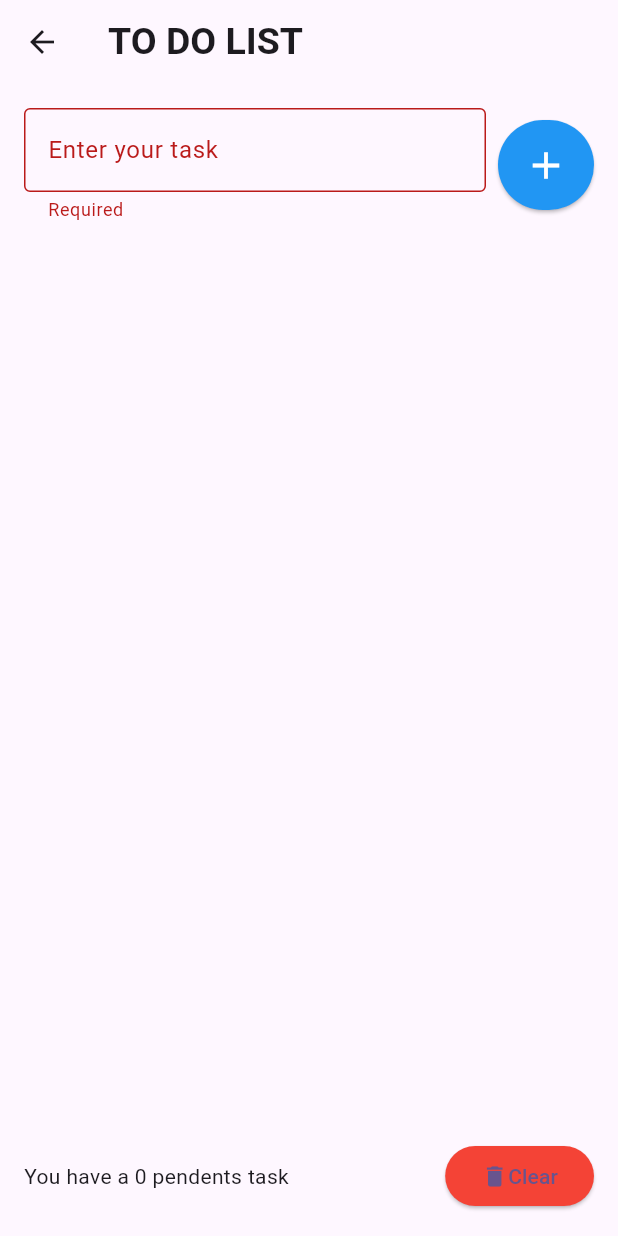
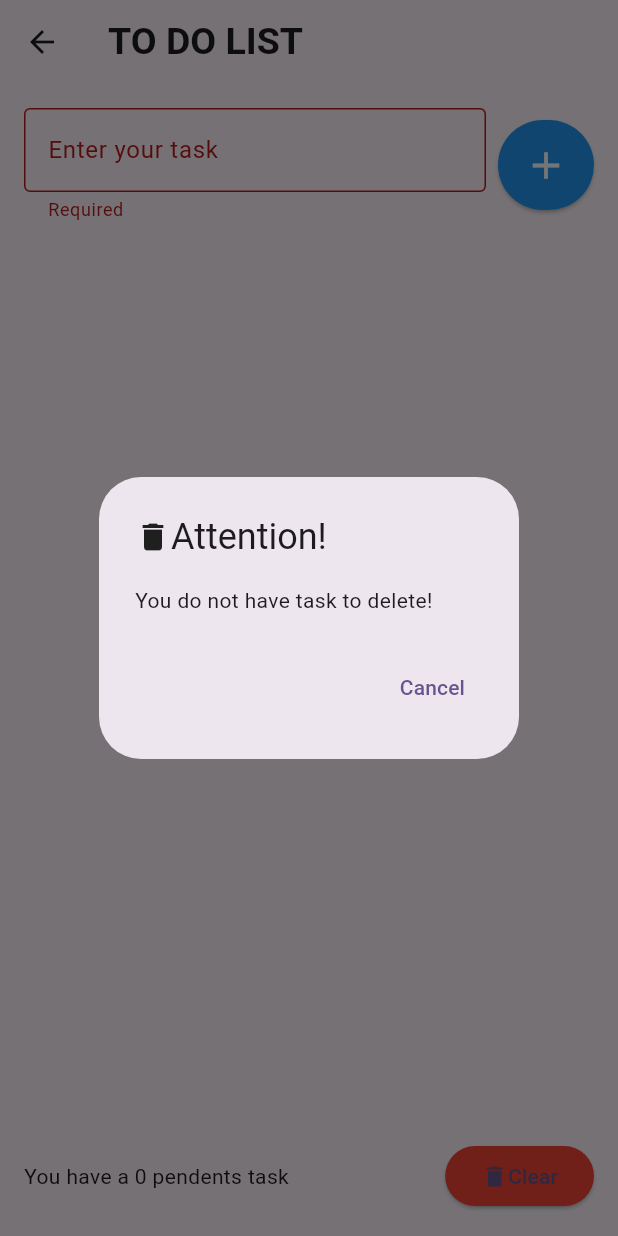
Before and after one commit to flima21/TodoList_Flutter, a Flutter app: the ToDoListPage screen opened directly, after a tap on the "add" icon, after a tap on "Clear", on a phone screen of 412 x 824 dp. Run offline on Flutter 3.47's test engine with Material 3 defaults, Android fonts, the phone set to English and light mode, and no system bars; our stand-ins replace flutter_slidable; statements that could not run were skipped.

Commit message:
add: include the sharedpreferences

```diff
--- a/lib/pages/to_do_list_page.dart
+++ b/lib/pages/to_do_list_page.dart
@@ -1,5 +1,6 @@
 import 'package:flutter/material.dart';
 import 'package:to_do_list/models/Task.dart';
+import 'package:to_do_list/repository/task_repository.dart';
 import 'package:to_do_list/widgets/to_do_list_item.dart';
 
 class ToDoListPage extends StatefulWidget {
@@ -17,6 +18,18 @@ class _ToDoListPageState extends State<ToDoListPage> {
 
   // controllers
   final TextEditingController tasksController = TextEditingController();
+  final TaskRepository taskRepository = TaskRepository();
+
+  @override
+  void initState() {
+    // TODO: implement initState
+    super.initState(); //
+    taskRepository.getAll().then((value) =>
+      setState(() {
+        tasks = value;
+      })
+    );
+  }
 
   @override
   Widget build(BuildContext context) {
@@ -47,14 +60,17 @@ class _ToDoListPageState extends State<ToDoListPage> {
                     onSubmitted: (value) {
                       onStore();
                     },
+                    onChanged: (value) {
+                      setState(() {
+                        isEmpty = value.isEmpty;
+                      });
+                    },
                   )),
                   SizedBox(
                     width: 8,
                   ),
                   ElevatedButton(
-                      onPressed: () {
-                        onStore();
-                      },
+                      onPressed: onStore,
                       style: ButtonStyle(
                         padding: WidgetStateProperty.all<EdgeInsetsGeometry>(
                             EdgeInsets.all(15)),
@@ -90,12 +106,7 @@ class _ToDoListPageState extends State<ToDoListPage> {
                     width: 8,
                   ),
                   ElevatedButton(
-                      onPressed: () {
-                        setState(() {
-                          tasks.clear();
-                          tasksController.clear();
-                        });
-                      },
+                      onPressed: onDialogDelete,
                       style: ButtonStyle(
                         backgroundColor:
                             WidgetStatePropertyAll<Color>(Colors.red),
@@ -115,12 +126,62 @@ class _ToDoListPageState extends State<ToDoListPage> {
     );
   }
 
+  void onDialogDelete() {
+    if (tasks.length > 0) {
+      showDialog(context: context, builder: (context) => AlertDialog(
+        title: Row(
+          children: [
+            Icon(Icons.delete),
+            Text("Attention!")
+          ]
+        ),
+        content: Text("Are you sure you want to delete all tasks?"),
+        actions: [
+          TextButton(
+            onPressed: onDeleteAll,
+            child: Text("Yes",style: TextStyle(color: Colors.blue),)
+          ),
+          TextButton(
+            onPressed: () { Navigator.of(context).pop(); },
+            child: Text("No",style: TextStyle(color: Colors.blue),)
+          ),
+        ],
+      ));
+    }
+
+    else {
+      showDialog(context: context, builder: (context) => AlertDialog(
+        title: Row(
+          children: [
+            Icon(Icons.delete),
+            Text("Attention!")
+          ]
+        ),
+        content: Text("You do not have task to delete!"),
+        actions: [
+          TextButton(child: Text("Cancel"),onPressed: () { Navigator.of(context).pop(); },)
+        ],
+      ));
+    }
+  }
+
+  void onDeleteAll() {
+    setState(() {
+      tasks.clear();
+      Navigator.of(context).pop();
+    });
+
+    taskRepository.storeListTasks(tasks);
+  }
+
   void onDelete(Task task) {
     deletedTodoPos = tasks.indexOf(task);
 
     setState(() {
       tasks.remove(task);
     });
+
+    taskRepository.storeListTasks(tasks);
 
     ScaffoldMessenger.of(context).clearSnackBars();
     ScaffoldMessenger.of(context).showSnackBar(
@@ -132,9 +193,11 @@ class _ToDoListPageState extends State<ToDoListPage> {
           setState(() {
             tasks.insert(deletedTodoPos!,task);
           });
+          taskRepository.storeListTasks(tasks);
         }),
       ),
     );
+
   }
 
   void onStore() {
@@ -145,6 +208,7 @@ class _ToDoListPageState extends State<ToDoListPage> {
         tasks.add(Task(title: tasksController.text, dateTime: DateTime.now()));
         tasksController.clear();
         isEmpty = false;
+        taskRepository.storeListTasks(tasks);
       }
     });
   }
```
